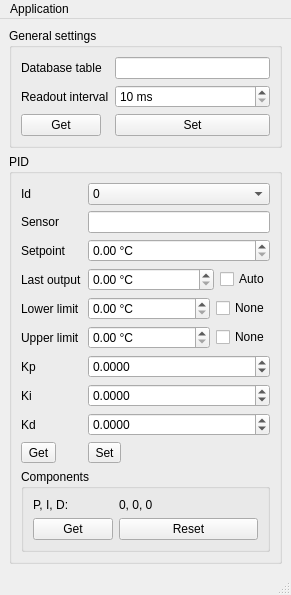
First picture: the form in ControlPanel.ui, repository BenediktBurger/temperature-controller, before the edit.
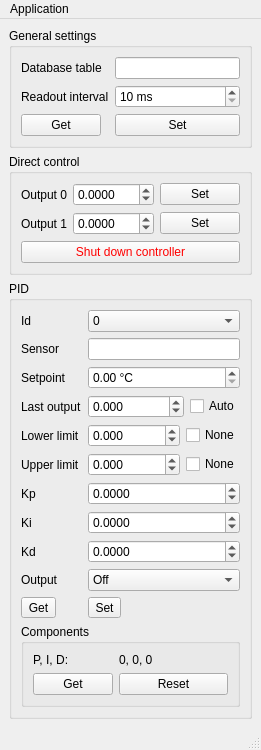
Second picture: the form after the edit.

Commit message: ControlPanel expanded to use all settings.

```diff
--- a/ControlPanel.ui
+++ b/ControlPanel.ui
@@ -6,8 +6,8 @@
    <rect>
     <x>0</x>
     <y>0</y>
-    <width>291</width>
-    <height>552</height>
+    <width>249</width>
+    <height>686</height>
    </rect>
   </property>
   <property name="windowTitle">
@@ -84,6 +84,125 @@
       </layout>
      </widget>
     </item>
+    <item>
+     <widget class="QGroupBox" name="groupBox">
+      <property name="title">
+       <string>Direct control</string>
+      </property>
+      <layout class="QGridLayout" name="gridLayout" columnstretch="0,1,0">
+       <item row="0" column="0">
+        <widget class="QLabel" name="label_14">
+         <property name="text">
+          <string>Output 0</string>
+         </property>
+        </widget>
+       </item>
+       <item row="1" column="0">
+        <widget class="QLabel" name="label_15">
+         <property name="text">
+          <string>Output 1</string>
+         </property>
+        </widget>
+       </item>
+       <item row="0" column="1">
+        <widget class="QDoubleSpinBox" name="sbOut0">
+         <property name="decimals">
+          <number>4</number>
+         </property>
+         <property name="minimum">
+          <double>-100.000000000000000</double>
+         </property>
+         <property name="maximum">
+          <double>100.000000000000000</double>
+         </property>
+        </widget>
+       </item>
+       <item row="1" column="1">
+        <widget class="QDoubleSpinBox" name="sbOut1">
+         <property name="decimals">
+          <number>4</number>
+         </property>
+         <property name="minimum">
+          <double>-100.000000000000000</double>
+         </property>
+         <property name="maximum">
+          <double>100.000000000000000</double>
+         </property>
+         <property name="singleStep">
+          <double>0.100000000000000</double>
+         </property>
+        </widget>
+       </item>
+       <item row="1" column="2">
+        <widget class="QPushButton" name="pbOut1">
+         <property name="toolTip">
+          <string>Set the output to this value.</string>
+         </property>
+         <property name="text">
+          <string>Set</string>
+         </property>
+        </widget>
+       </item>
+       <item row="0" column="2">
+        <widget class="QPushButton" name="pbOut0">
+         <property name="toolTip">
+          <string>Set the output to this value.</string>
+         </property>
+         <property name="text">
+          <string>Set</string>
+         </property>
+        </widget>
+       </item>
+       <item row="2" column="0" colspan="3">
+        <widget class="QPushButton" name="pbShutDown">
+         <property name="palette">
+          <palette>
+           <active>
+            <colorrole role="ButtonText">
+             <brush brushstyle="SolidPattern">
+              <color alpha="255">
+               <red>255</red>
+               <green>0</green>
+               <blue>0</blue>
+              </color>
+             </brush>
+            </colorrole>
+           </active>
+           <inactive>
+            <colorrole role="ButtonText">
+             <brush brushstyle="SolidPattern">
+              <color alpha="255">
+               <red>255</red>
+               <green>0</green>
+               <blue>0</blue>
+              </color>
+             </brush>
+            </colorrole>
+           </inactive>
+           <disabled>
+            <colorrole role="ButtonText">
+             <brush brushstyle="SolidPattern">
+              <color alpha="255">
+               <red>120</red>
+               <green>120</green>
+               <blue>120</blue>
+              </color>
+             </brush>
+            </colorrole>
+           </disabled>
+          </palette>
+         </property>
+         <property name="toolTip">
+          <string>Shut down the temperature controller</string>
+         </property>
+         <property name="text">
+          <string>Shut down controller</string>
+         </property>
+        </widget>
+       </item>
+      </layout>
+     </widget>
+    </item>
     <item>
      <widget class="QGroupBox" name="gbPID">
       <property name="title">
@@ -163,7 +282,16 @@
           <item>
            <widget class="QDoubleSpinBox" name="sbLastOutput">
             <property name="suffix">
-             <string> °C</string>
+             <string/>
+            </property>
+            <property name="decimals">
+             <number>3</number>
+            </property>
+            <property name="minimum">
+             <double>-100.000000000000000</double>
+            </property>
+            <property name="maximum">
+             <double>100.000000000000000</double>
             </property>
             <property name="singleStep">
              <double>0.100000000000000</double>
@@ -205,7 +333,16 @@
           <item>
            <widget class="QDoubleSpinBox" name="sbLowerLimit">
             <property name="suffix">
-             <string> °C</string>
+             <string/>
+            </property>
+            <property name="decimals">
+             <number>3</number>
+            </property>
+            <property name="minimum">
+             <double>-100.000000000000000</double>
+            </property>
+            <property name="maximum">
+             <double>100.000000000000000</double>
             </property>
             <property name="singleStep">
              <double>0.100000000000000</double>
@@ -247,7 +384,16 @@
           <item>
            <widget class="QDoubleSpinBox" name="sbUpperLimit">
             <property name="suffix">
-             <string> °C</string>
+             <string/>
+            </property>
+            <property name="decimals">
+             <number>3</number>
+            </property>
+            <property name="minimum">
+             <double>-100.000000000000000</double>
+            </property>
+            <property name="maximum">
+             <double>100.000000000000000</double>
             </property>
             <property name="singleStep">
              <double>0.100000000000000</double>
@@ -277,10 +423,10 @@
           <number>4</number>
          </property>
          <property name="minimum">
-          <double>-100.000000000000000</double>
+          <double>-10000.000000000000000</double>
          </property>
          <property name="maximum">
-          <double>100.000000000000000</double>
+          <double>10000.000000000000000</double>
          </property>
          <property name="singleStep">
           <double>0.100000000000000</double>
@@ -300,10 +446,10 @@
           <number>4</number>
          </property>
          <property name="minimum">
-          <double>-100.000000000000000</double>
+          <double>-10000.000000000000000</double>
          </property>
          <property name="maximum">
-          <double>100.000000000000000</double>
+          <double>10000.000000000000000</double>
          </property>
          <property name="singleStep">
           <double>0.100000000000000</double>
@@ -323,17 +469,17 @@
           <number>4</number>
          </property>
          <property name="minimum">
-          <double>-100.000000000000000</double>
+          <double>-10000.000000000000000</double>
          </property>
          <property name="maximum">
-          <double>100.000000000000000</double>
+          <double>10000.000000000000000</double>
          </property>
          <property name="singleStep">
           <double>0.100000000000000</double>
          </property>
         </widget>
        </item>
-       <item row="9" column="0">
+       <item row="10" column="0">
         <widget class="QToolButton" name="pbGetPID">
          <property name="toolTip">
           <string>Get the PID settings.</string>
@@ -343,7 +489,7 @@
          </property>
         </widget>
        </item>
-       <item row="9" column="1">
+       <item row="10" column="1">
         <widget class="QToolButton" name="pbSetPID">
          <property name="toolTip">
           <string>Set the changed PID settings.</string>
@@ -353,7 +499,7 @@
          </property>
         </widget>
        </item>
-       <item row="10" column="0" colspan="2">
+       <item row="11" column="0" colspan="2">
         <widget class="QGroupBox" name="groupBox_3">
          <property name="title">
           <string>Components</string>
@@ -406,6 +552,38 @@
          </property>
         </widget>
        </item>
+       <item row="9" column="0">
+        <widget class="QLabel" name="label_13">
+         <property name="text">
+          <string>Output</string>
+         </property>
+        </widget>
+       </item>
+       <item row="9" column="1">
+        <widget class="QComboBox" name="bbOutput">
+         <property name="toolTip">
+          <string>Whether the output should do nothing, only manual control or PID and manual control.</string>
+         </property>
+         <property name="currentIndex">
+          <number>0</number>
+         </property>
+         <item>
+          <property name="text">
+           <string comment="1">Off</string>
+          </property>
+         </item>
+         <item>
+          <property name="text">
+           <string comment="1">Manual</string>
+          </property>
+         </item>
+         <item>
+          <property name="text">
+           <string comment="2">PID</string>
+          </property>
+         </item>
+        </widget>
+       </item>
       </layout>
      </widget>
     </item>
@@ -416,7 +594,7 @@
     <rect>
      <x>0</x>
      <y>0</y>
-     <width>291</width>
+     <width>249</width>
      <height>21</height>
     </rect>
    </property>
```
Left out of the diff: 97 changed lines with no effect on the pictures. The commit also changes 3 other files.
